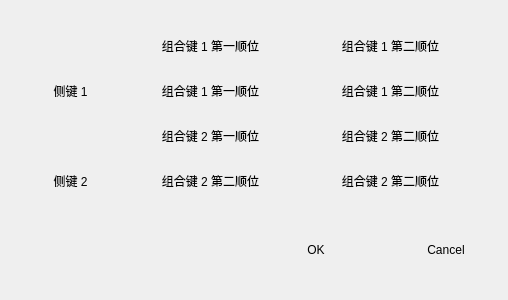
Old version of the form MouseConfigTool/macrokey.ui in the repository isDerek/MouseTool_v1.0.
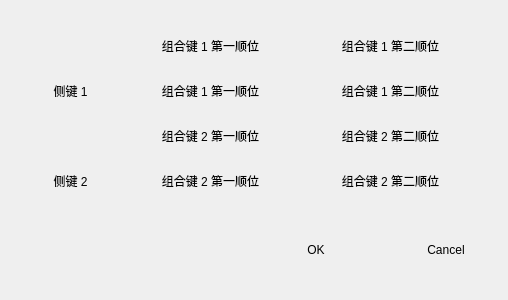
New version of the form.

Diff of the .ui file:
```diff
--- a/MouseConfigTool/macrokey.ui
+++ b/MouseConfigTool/macrokey.ui
@@ -122,7 +122,7 @@
     </rect>
    </property>
    <property name="text">
-    <string>组合键 2 第二顺位</string>
+    <string>组合键 2 第一顺位</string>
    </property>
    <property name="alignment">
     <set>Qt::AlignCenter</set>
```
